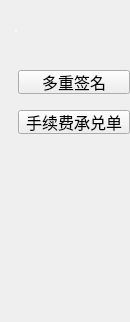
The window that LNKWallet/functionBar/FunctionAdvanceWidget.ui (HcashOrg/hx-indicator) describes before a commit, drawn with Qt 5; both pictures show x 0 to 130 and y 0 to 322 of the 130 by 480 pixel window.
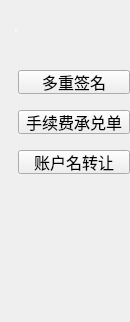
The same window after the commit.

```diff
--- a/LNKWallet/functionBar/FunctionAdvanceWidget.ui
+++ b/LNKWallet/functionBar/FunctionAdvanceWidget.ui
@@ -98,6 +98,31 @@
     <string>手续费承兑单</string>
    </property>
   </widget>
+  <widget class="QPushButton" name="pushButton_nameTransfer">
+   <property name="geometry">
+    <rect>
+     <x>18</x>
+     <y>150</y>
+     <width>112</width>
+     <height>24</height>
+    </rect>
+   </property>
+   <property name="minimumSize">
+    <size>
+     <width>112</width>
+     <height>24</height>
+    </size>
+   </property>
+   <property name="maximumSize">
+    <size>
+     <width>120</width>
+     <height>30</height>
+    </size>
+   </property>
+   <property name="text">
+    <string>账户名转让</string>
+   </property>
+  </widget>
  </widget>
  <resources/>
  <connections/>
```
